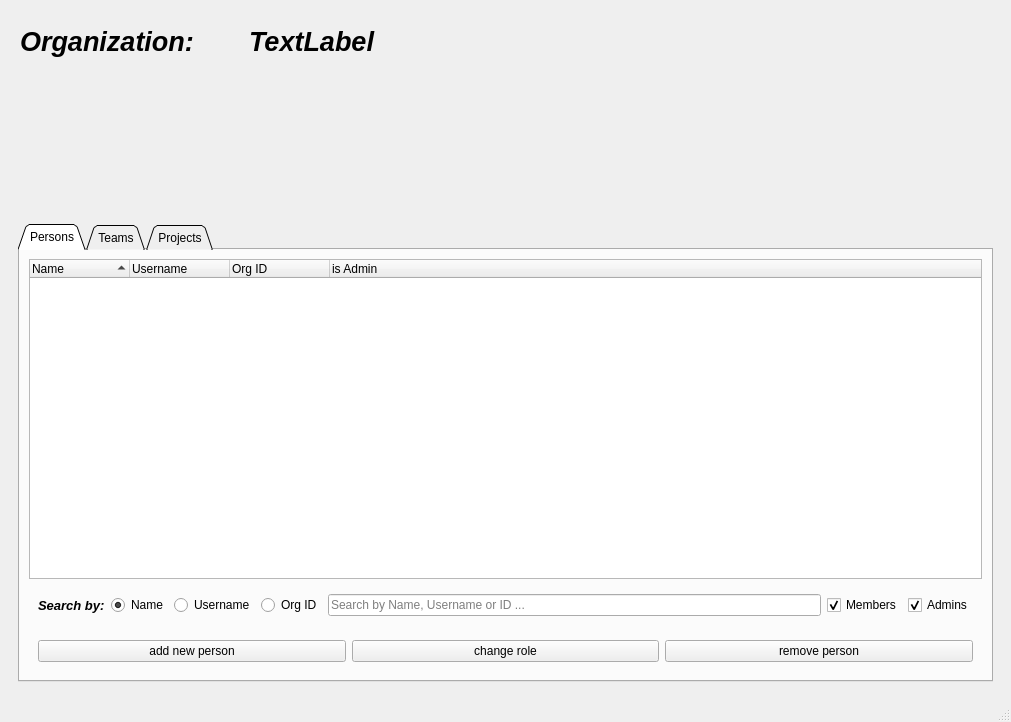
Qt form ToDoListServer/organizationswindow.ui (captain-moji/To_Do_List_Project) before a commit.
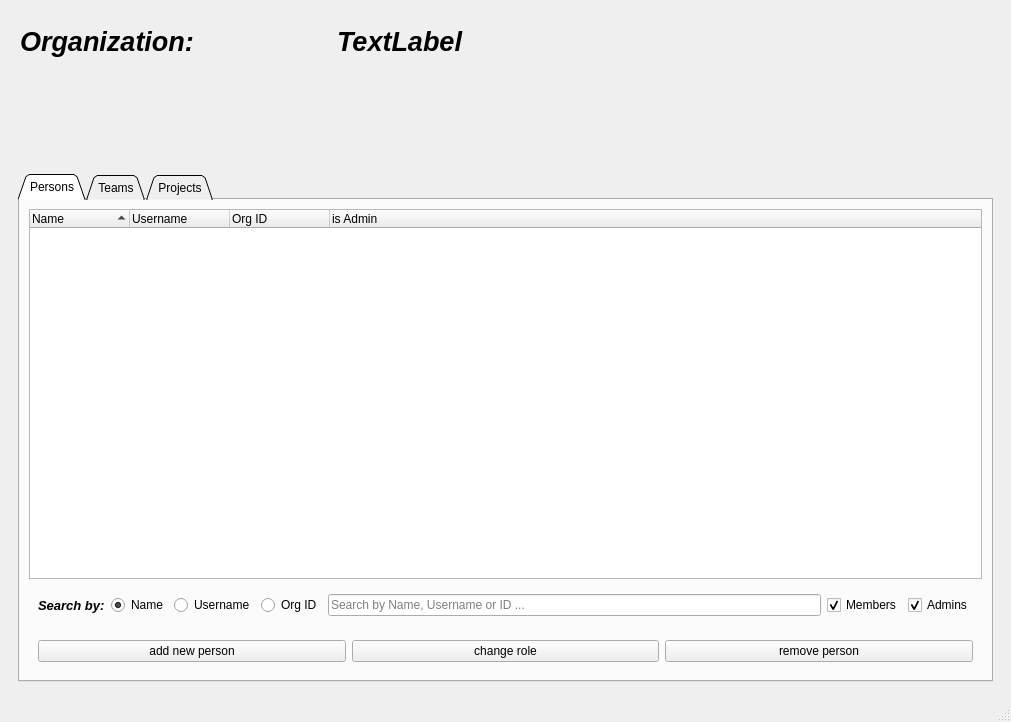
The same form after that commit.

```diff
--- a/ToDoListServer/organizationswindow.ui
+++ b/ToDoListServer/organizationswindow.ui
@@ -20,13 +20,13 @@
       <property name="minimumSize">
        <size>
         <width>0</width>
-        <height>200</height>
+        <height>150</height>
        </size>
       </property>
       <widget class="QLabel" name="org_name_lable">
        <property name="geometry">
         <rect>
-         <x>240</x>
+         <x>260</x>
          <y>10</y>
          <width>261</width>
          <height>44</height>
@@ -42,13 +42,16 @@
        <property name="text">
         <string>TextLabel</string>
        </property>
+       <property name="alignment">
+        <set>Qt::AlignCenter</set>
+       </property>
       </widget>
       <widget class="QLabel" name="organization_name_text">
        <property name="geometry">
         <rect>
          <x>11</x>
          <y>10</y>
-         <width>214</width>
+         <width>250</width>
          <height>44</height>
         </rect>
        </property>
```
